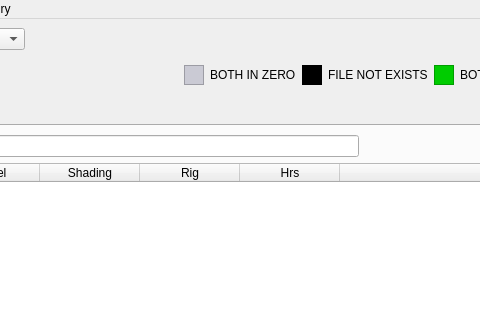
Old version of the form pipe/manager/manager.ui in the repository skarone/PipeL; both pictures show x 181 to 661 and y 0 to 334 of the 1032 by 630 pixel window.
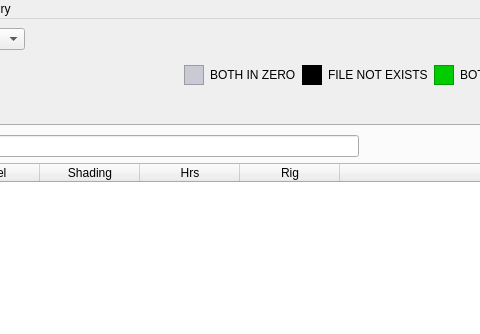
New version of the form. The open tabs and pages were chosen to show the change.

Commit message: added options to reference another area from cache manager, modified order in manager assets table, added create version on texture manager

What changed in the file:
```diff
--- a/pipe/manager/manager.ui
+++ b/pipe/manager/manager.ui
@@ -346,16 +346,16 @@
             <string>Shading</string>
            </property>
           </column>
-          <column>
-           <property name="text">
-            <string>Rig</string>
-           </property>
-          </column>
           <column>
            <property name="text">
             <string>Hrs</string>
            </property>
           </column>
+          <column>
+           <property name="text">
+            <string>Rig</string>
+           </property>
+          </column>
           <column>
            <property name="text">
             <string>Final</string>
```
Left out of the diff: 2 changed lines with no effect on the pictures. The commit also changes 11 other files.
